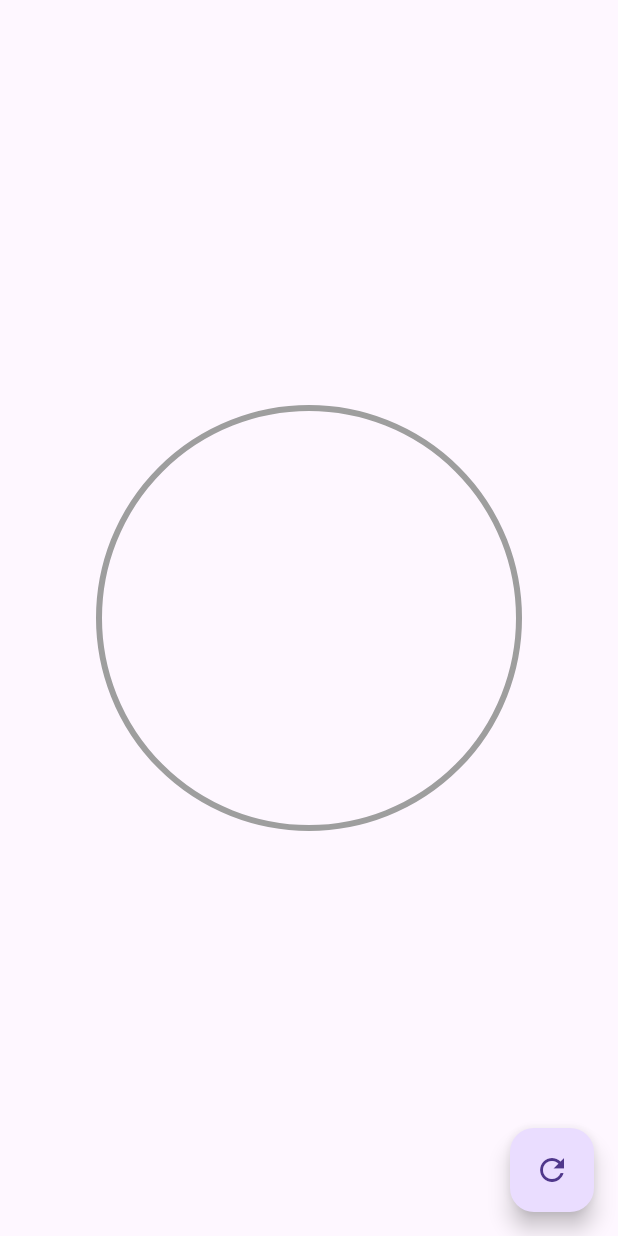
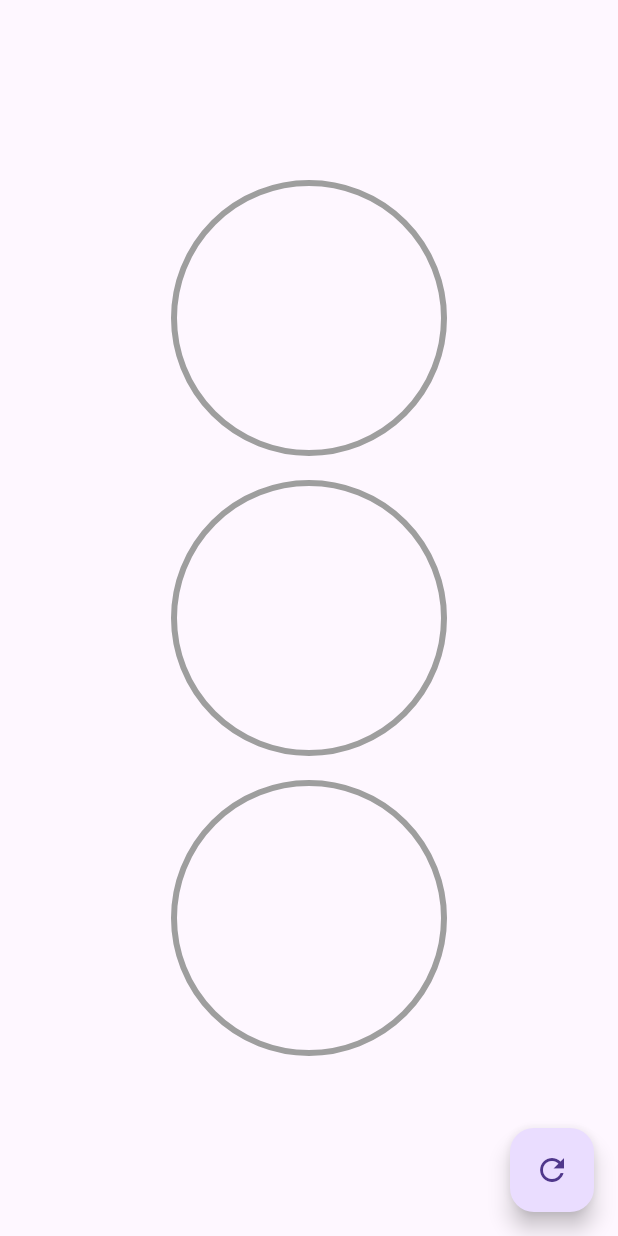
Before and after one commit to jarp8/disenos-app, a Flutter app: the screen it shows after launch, on a phone screen of 412 x 824 dp. Run offline on Flutter 3.47's test engine with Material 3 defaults, Android fonts, the phone set to English and light mode, and no system bars.

Commit message:
Fin seccion 4 ProgressBar circular - Animated Custom Painter

```diff
--- a/lib/src/pages/graficas_circulares_page.dart
+++ b/lib/src/pages/graficas_circulares_page.dart
@@ -1,5 +1,6 @@
+import 'package:flutter/material.dart';
+
 import 'package:disenos_app/src/widgets/radial_progress.dart';
-import 'package:flutter/material.dart';
 
 class GraficasCircularesPage extends StatefulWidget {
   const GraficasCircularesPage({super.key});
@@ -14,6 +15,9 @@ class _GraficasCircularesPageState extends State<GraficasCircularesPage> {
 
   @override
   Widget build(BuildContext context) {
+
+    final size = MediaQuery.of(context).size;
+
     return Scaffold(
       floatingActionButton: FloatingActionButton(
         onPressed: () {
@@ -27,13 +31,39 @@ class _GraficasCircularesPageState extends State<GraficasCircularesPage> {
         },
         child: const Icon(Icons.refresh),
       ),
-      body: Center(
-        child: Container(
-          width: 300,
-          height: 300,
-          child: RadialProgress(porcentaje: porncentaje),
-        )
+      body: SafeArea(
+        child: Center(
+          child: Column(
+            mainAxisAlignment: MainAxisAlignment.center,
+            children: [
+              _RadialWidget(porncentaje: porncentaje, colorPrimario: Colors.red,),
+              _RadialWidget(porncentaje: porncentaje, colorPrimario: Colors.blue,),
+              _RadialWidget(porncentaje: porncentaje, colorPrimario: Colors.black,),
+            ],
+          ),
+        ),
       ),
     );
   }
 }
+
+class _RadialWidget extends StatelessWidget {
+  const _RadialWidget({
+    required this.porncentaje, required this.colorPrimario,
+  });
+
+  final double porncentaje;
+  final Color colorPrimario;
+
+  @override
+  Widget build(BuildContext context) {
+    return SizedBox(
+      width: 200,
+      height: 200,
+      child: RadialProgress(
+        porcentaje: porncentaje,
+        colorPrimario: colorPrimario,
+      )
+    );
+  }
+}
--- a/lib/src/widgets/radial_progress.dart
+++ b/lib/src/widgets/radial_progress.dart
@@ -1,12 +1,24 @@
 import 'dart:math';
+import 'dart:ui';
 
 import 'package:flutter/material.dart';
 
 class RadialProgress extends StatefulWidget {
 
   final double porcentaje;
+  final Color colorPrimario;
+  final Color colorSecundario;
+  final double grosorPrimario;
+  final double grosorSecundario;
 
-  const RadialProgress({super.key, required this.porcentaje});
+  const RadialProgress({
+    super.key,
+    required this.porcentaje,
+    this.colorPrimario = Colors.blue,
+    this.colorSecundario = Colors.grey,
+    this.grosorPrimario = 10,
+    this.grosorSecundario = 4,
+  });
 
   @override
   State<RadialProgress> createState() => _RadialProgressState();
@@ -48,7 +60,11 @@ class _RadialProgressState extends State<RadialProgress> with SingleTickerProvid
           height: double.infinity,
           child: CustomPaint(
             painter: _MyRadialProgress(
-              porcentaje: (widget.porcentaje - diferenciaAnimar) + (diferenciaAnimar * controller.value)
+              porcentaje: (widget.porcentaje - diferenciaAnimar) + (diferenciaAnimar * controller.value),
+              colorPrimario: widget.colorPrimario,
+              colorSecundario: widget.colorSecundario,
+              grosorPrimario: widget.grosorPrimario,
+              grosorSecundario: widget.grosorSecundario,
             ),
           ),
         );
@@ -60,16 +76,36 @@ class _RadialProgressState extends State<RadialProgress> with SingleTickerProvid
 
 class _MyRadialProgress extends CustomPainter {
   final double porcentaje;
+  final Color colorPrimario;
+  final Color colorSecundario;
+  final double grosorPrimario;
+  final double grosorSecundario;
 
-  _MyRadialProgress({required this.porcentaje});
+  _MyRadialProgress({
+    required this.porcentaje,
+    required this.colorPrimario,
+    required this.colorSecundario,
+    required this.grosorPrimario,
+    required this.grosorSecundario,
+  });
 
   @override
   void paint(Canvas canvas, Size size) {
+    final Rect rect = Rect.fromCircle(
+      center: const Offset(0, 0),
+      radius: 180
+    );
+
+    const Gradient gradiente = LinearGradient(colors: [
+      Color(0xffc012ff),
+      Color(0xff6b05e8),
+      Colors.red
+    ]);
 
     // Circulo completado
     final paint = Paint()
-      ..strokeWidth = 4
-      ..color = Colors.grey
+      ..strokeWidth = grosorSecundario
+      ..color = colorSecundario
       ..style = PaintingStyle.stroke;
 
       final center = Offset(size.width * 0.5, size.height * 0.5);
@@ -79,8 +115,10 @@ class _MyRadialProgress extends CustomPainter {
 
       // Arco
       final paintArco = Paint()
-        ..strokeWidth = 10
-        ..color = Colors.pink
+        ..strokeWidth = grosorPrimario
+        // ..color = colorPrimario
+        ..shader = gradiente.createShader(rect)
+        ..strokeCap = StrokeCap.round
         ..style = PaintingStyle.stroke;
 
       // Parte que se deberà ir llenando
@@ -96,5 +134,4 @@ class _MyRadialProgress extends CustomPainter {
 
   @override
   bool shouldRepaint(covariant CustomPainter oldDelegate) => true;
-
 }
```
Also changed, not shown: 1 other file.
